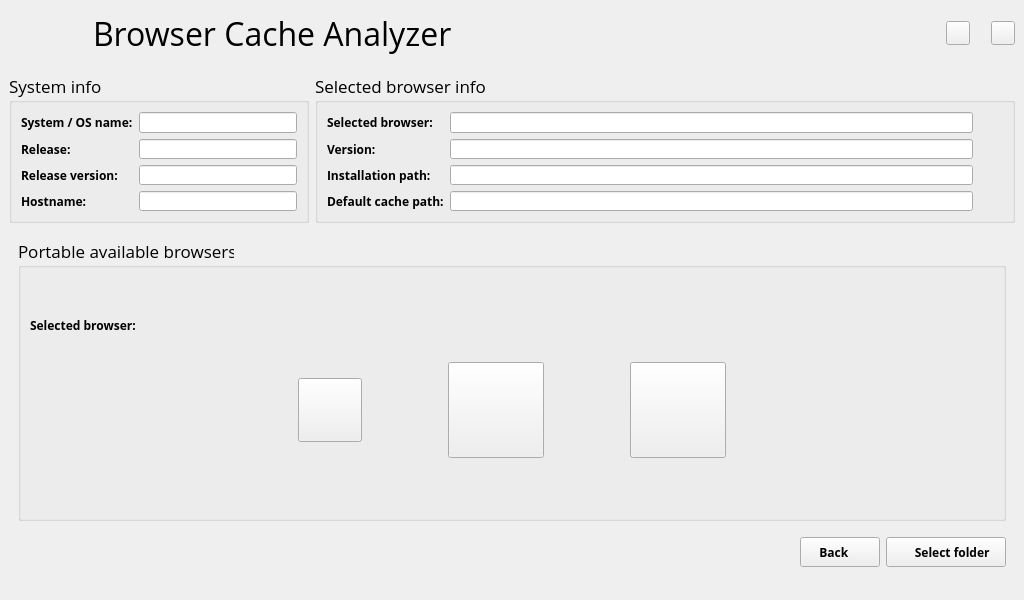
Above: gui/browser_cache_analyzer_gui.ui from gabrieledenardis/BrowserCacheAnalyzer before the change. Below: the same form after it.
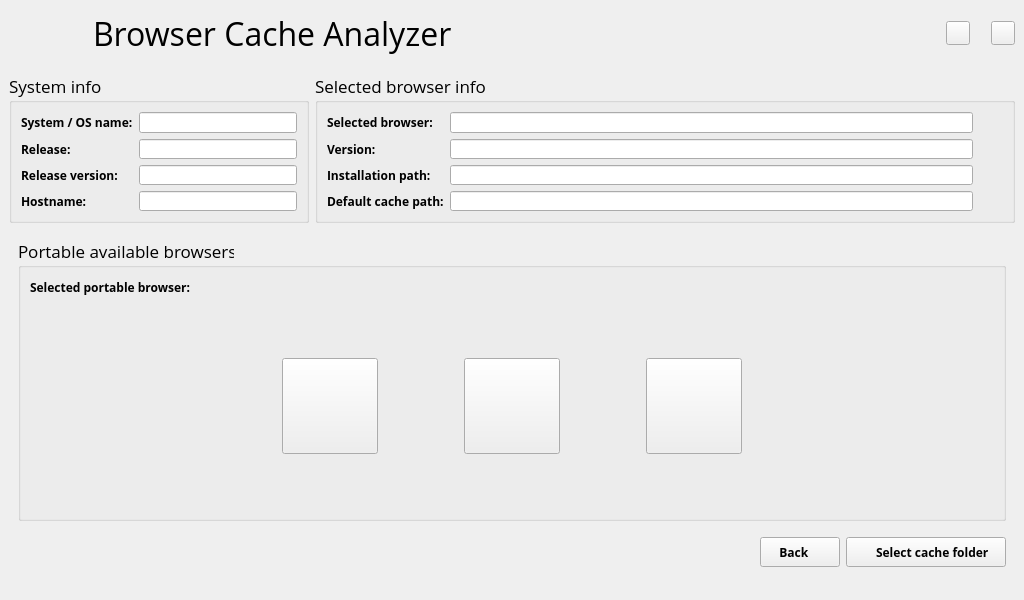
That is the form after the change. The open tabs and pages were chosen to show the change. Icons and pictures are not drawn.

```diff
--- a/gui/browser_cache_analyzer_gui.ui
+++ b/gui/browser_cache_analyzer_gui.ui
@@ -809,6 +809,52 @@
        <layout class="QGridLayout" name="gridLayout_15">
         <item row="2" column="0">
          <layout class="QGridLayout" name="gridLayout_14">
+          <item row="0" column="2">
+           <widget class="QPushButton" name="button_portable_select_cache">
+            <property name="sizePolicy">
+             <sizepolicy hsizetype="Fixed" vsizetype="Fixed">
+              <horstretch>0</horstretch>
+              <verstretch>0</verstretch>
+             </sizepolicy>
+            </property>
+            <property name="minimumSize">
+             <size>
+              <width>160</width>
+              <height>30</height>
+             </size>
+            </property>
+            <property name="maximumSize">
+             <size>
+              <width>160</width>
+              <height>30</height>
+             </size>
+            </property>
+            <property name="font">
+             <font>
+              <family>Open Sans</family>
+              <pointsize>9</pointsize>
+              <weight>75</weight>
+              <bold>true</bold>
+             </font>
+            </property>
+            <property name="layoutDirection">
+             <enum>Qt::RightToLeft</enum>
+            </property>
+            <property name="text">
+             <string>    Select cache folder</string>
+            </property>
+            <property name="icon">
+             <iconset resource="icons.qrc">
+              <normaloff>:/icons/arrow_right.png</normaloff>:/icons/arrow_right.png</iconset>
+            </property>
+            <property name="iconSize">
+             <size>
+              <width>24</width>
+              <height>24</height>
+             </size>
+            </property>
+           </widget>
+          </item>
           <item row="0" column="0">
            <spacer name="horizontalSpacer_12">
             <property name="orientation">
@@ -865,52 +911,6 @@
             </property>
            </widget>
           </item>
-          <item row="0" column="2">
-           <widget class="QPushButton" name="button_portable_screen_select">
-            <property name="sizePolicy">
-             <sizepolicy hsizetype="Fixed" vsizetype="Fixed">
-              <horstretch>0</horstretch>
-              <verstretch>0</verstretch>
-             </sizepolicy>
-            </property>
-            <property name="minimumSize">
-             <size>
-              <width>120</width>
-              <height>30</height>
-             </size>
-            </property>
-            <property name="maximumSize">
-             <size>
-              <width>120</width>
-              <height>30</height>
-             </size>
-            </property>
-            <property name="font">
-             <font>
-              <family>Open Sans</family>
-              <pointsize>9</pointsize>
-              <weight>75</weight>
-              <bold>true</bold>
-             </font>
-            </property>
-            <property name="layoutDirection">
-             <enum>Qt::RightToLeft</enum>
-            </property>
-            <property name="text">
-             <string>    Select folder</string>
-            </property>
-            <property name="icon">
-             <iconset resource="icons.qrc">
-              <normaloff>:/icons/arrow_right.png</normaloff>:/icons/arrow_right.png</iconset>
-            </property>
-            <property name="iconSize">
-             <size>
-              <width>24</width>
-              <height>24</height>
-             </size>
-            </property>
-           </widget>
-          </item>
          </layout>
         </item>
         <item row="0" column="0">
@@ -925,8 +925,21 @@
            <string>Portable available browsers</string>
           </property>
           <layout class="QGridLayout" name="gridLayout_31">
-           <item row="1" column="0">
+           <item row="0" column="0" colspan="3">
             <layout class="QGridLayout" name="gridLayout_30">
+             <item row="0" column="2">
+              <spacer name="horizontalSpacer_18">
+               <property name="orientation">
+                <enum>Qt::Horizontal</enum>
+               </property>
+               <property name="sizeHint" stdset="0">
+                <size>
+                 <width>40</width>
+                 <height>20</height>
+                </size>
+               </property>
+              </spacer>
+             </item>
              <item row="0" column="0">
               <widget class="QLabel" name="label_13">
                <property name="font">
@@ -937,7 +950,7 @@
                 </font>
                </property>
                <property name="text">
-                <string>Selected browser:</string>
+                <string>Selected portable browser:</string>
                </property>
               </widget>
              </item>
@@ -973,7 +986,33 @@
              </item>
             </layout>
            </item>
-           <item row="3" column="1">
+           <item row="1" column="1">
+            <spacer name="verticalSpacer_18">
+             <property name="orientation">
+              <enum>Qt::Vertical</enum>
+             </property>
+             <property name="sizeHint" stdset="0">
+              <size>
+               <width>20</width>
+               <height>40</height>
+              </size>
+             </property>
+            </spacer>
+           </item>
+           <item row="2" column="0">
+            <spacer name="horizontalSpacer_14">
+             <property name="orientation">
+              <enum>Qt::Horizontal</enum>
+             </property>
+             <property name="sizeHint" stdset="0">
+              <size>
+               <width>254</width>
+               <height>20</height>
+              </size>
+             </property>
+            </spacer>
+           </item>
+           <item row="2" column="1">
             <layout class="QGridLayout" name="gridLayout_29">
              <item row="0" column="2">
               <widget class="QPushButton" name="button_portable_firefox">
@@ -1020,14 +1059,14 @@
                </property>
                <property name="minimumSize">
                 <size>
-                 <width>64</width>
-                 <height>64</height>
+                 <width>96</width>
+                 <height>96</height>
                 </size>
                </property>
                <property name="maximumSize">
                 <size>
-                 <width>64</width>
-                 <height>64</height>
+                 <width>96</width>
+                 <height>96</height>
                 </size>
                </property>
                <property name="text">
@@ -1114,20 +1153,20 @@
              </item>
             </layout>
            </item>
-           <item row="2" column="0" colspan="3">
-            <spacer name="verticalSpacer_16">
+           <item row="2" column="2">
+            <spacer name="horizontalSpacer_15">
              <property name="orientation">
-              <enum>Qt::Vertical</enum>
+              <enum>Qt::Horizontal</enum>
              </property>
              <property name="sizeHint" stdset="0">
               <size>
-               <width>958</width>
+               <width>254</width>
                <height>20</height>
               </size>
              </property>
             </spacer>
            </item>
-           <item row="4" column="1">
+           <item row="3" column="1">
             <spacer name="verticalSpacer_17">
              <property name="orientation">
               <enum>Qt::Vertical</enum>
@@ -1140,45 +1179,6 @@
              </property>
             </spacer>
            </item>
-           <item row="3" column="0">
-            <spacer name="horizontalSpacer_14">
-             <property name="orientation">
-              <enum>Qt::Horizontal</enum>
-             </property>
-             <property name="sizeHint" stdset="0">
-              <size>
-               <width>254</width>
-               <height>20</height>
-              </size>
-             </property>
-            </spacer>
-           </item>
-           <item row="3" column="2">
-            <spacer name="horizontalSpacer_15">
-             <property name="orientation">
-              <enum>Qt::Horizontal</enum>
-             </property>
-             <property name="sizeHint" stdset="0">
-              <size>
-               <width>254</width>
-               <height>20</height>
-              </size>
-             </property>
-            </spacer>
-           </item>
-           <item row="0" column="0" colspan="3">
-            <spacer name="verticalSpacer_18">
-             <property name="orientation">
-              <enum>Qt::Vertical</enum>
-             </property>
-             <property name="sizeHint" stdset="0">
-              <size>
-               <width>20</width>
-               <height>40</height>
-              </size>
-             </property>
-            </spacer>
-           </item>
           </layout>
          </widget>
         </item>
```
Left out of the diff: 345 changed lines with no effect on the pictures.
